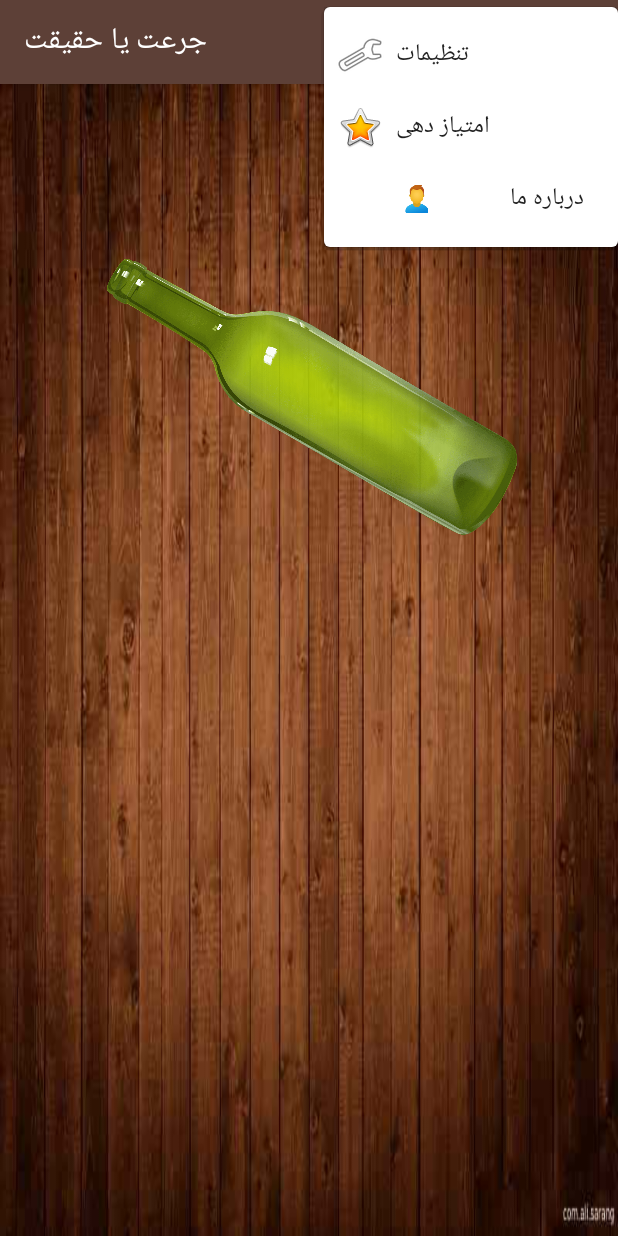
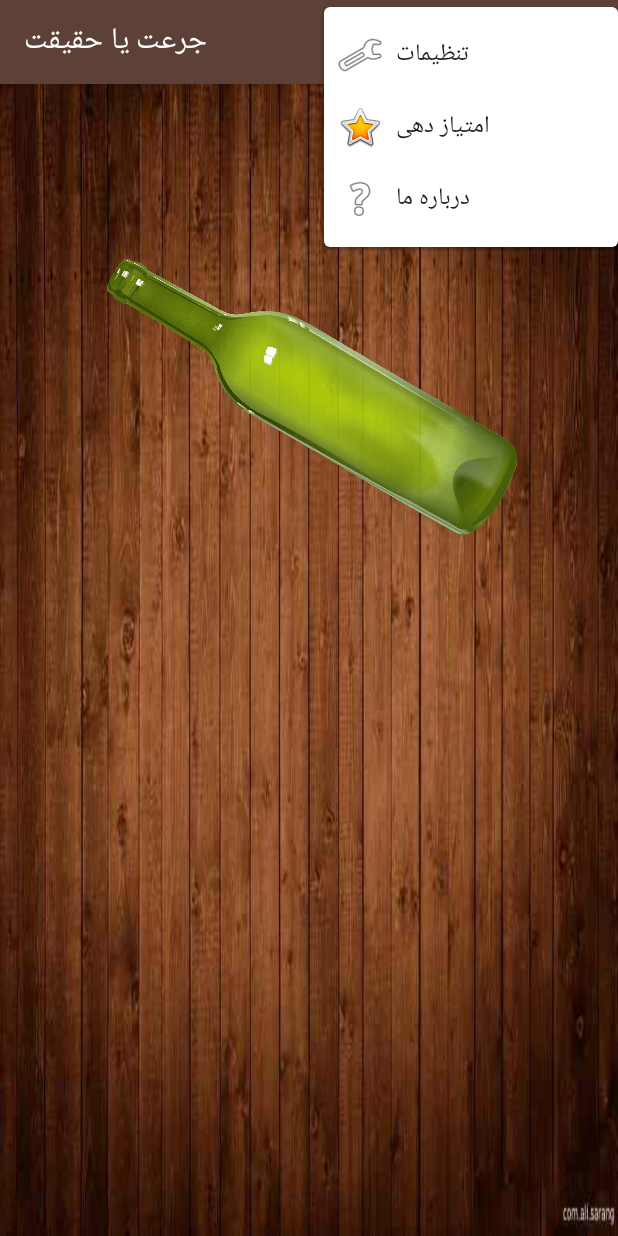
Before and after one commit to ali-saranj/boter, an Android app: the screen it shows after launch (MainActivity), after a tap on "menu", on a phone screen of 412 x 824 dp. Run offline under Robolectric (Android 15) with nearby library versions, the phone set to English and light mode, and no system bars; 2 other taps on this screen came first.

Commit message:
تغیر ایکون منو درباره ما

```diff
--- a/app/src/main/res/menu/menu.xml
+++ b/app/src/main/res/menu/menu.xml
@@ -21,7 +21,7 @@
             <item
                 android:id="@+id/darbare"
                 android:title="درباره ما"
-                android:icon="@mipmap/person_foreground"/>
+                android:icon="@android:drawable/ic_menu_help"/>
 
         </menu>
 
```
